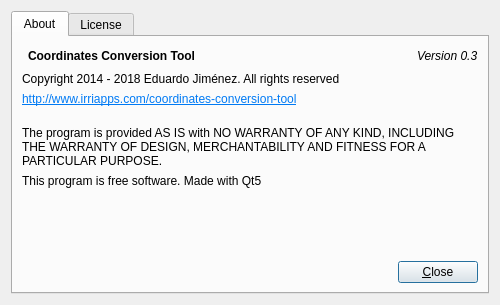
Above: aboutdialog.ui from ecoslacker/coordinates-conversion-tool before the change. Below: the same form after it.
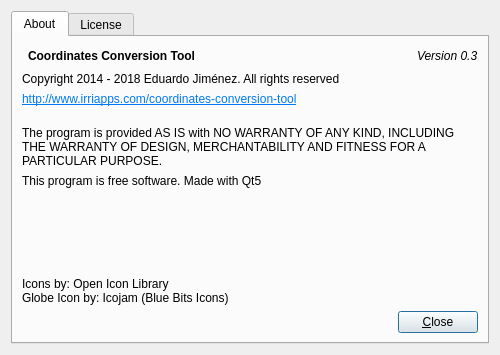
That is the form after the change. Icons and pictures are not drawn.

```diff
--- a/aboutdialog.ui
+++ b/aboutdialog.ui
@@ -7,7 +7,7 @@
     <x>0</x>
     <y>0</y>
     <width>500</width>
-    <height>305</height>
+    <height>355</height>
    </rect>
   </property>
   <property name="windowTitle">
@@ -114,6 +114,14 @@
          </property>
         </spacer>
        </item>
+       <item>
+        <widget class="QLabel" name="label_8">
+         <property name="text">
+          <string>Icons by: Open Icon Library 
+Globe Icon by: Icojam (Blue Bits Icons)</string>
+         </property>
+        </widget>
+       </item>
        <item>
         <layout class="QHBoxLayout" name="horizontalLayout">
          <item>
```
Left out of the diff: 4 changed lines with no effect on the pictures.
